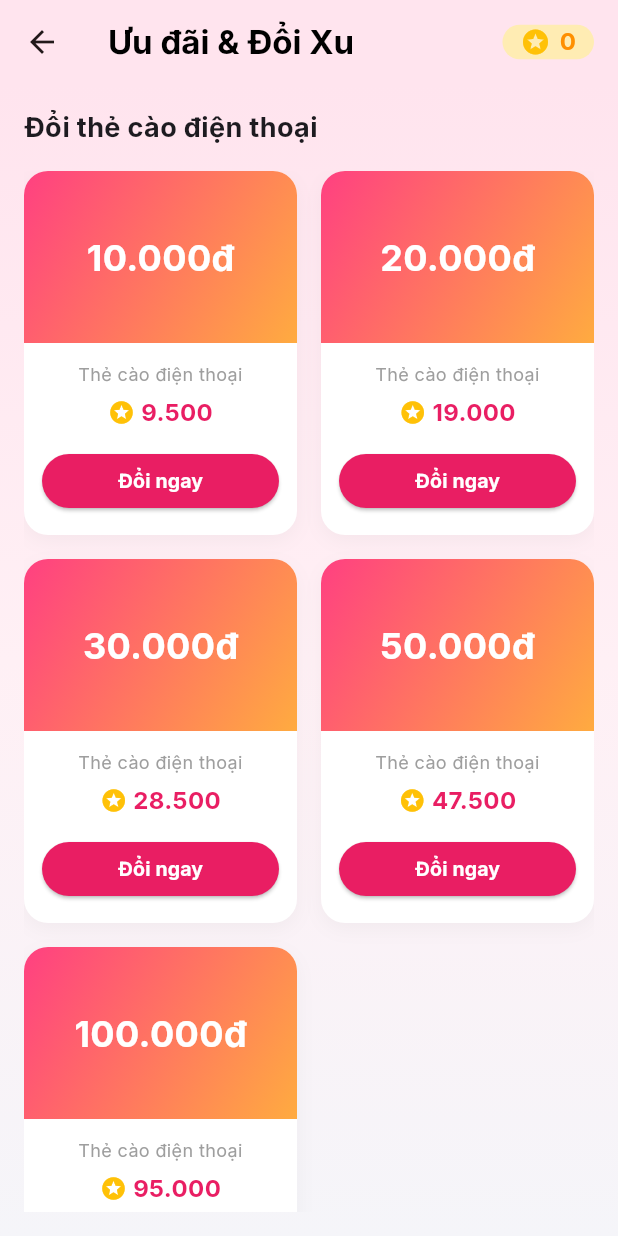
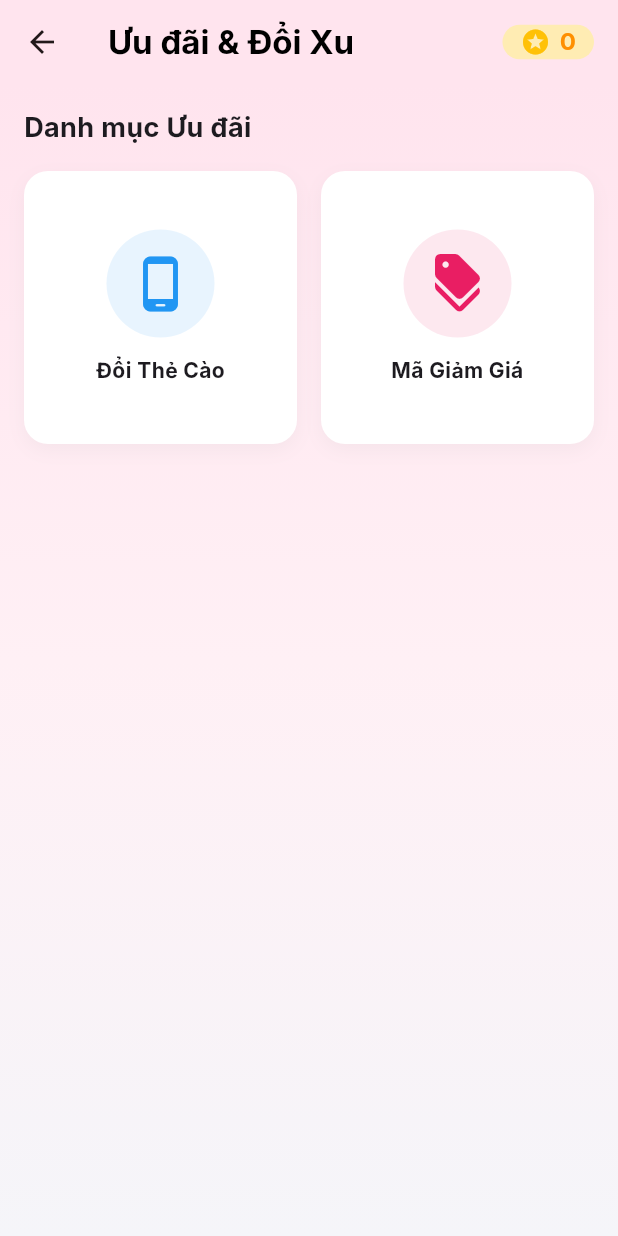
Before and after one commit to DoCaoNguyen/DATN-CDCNTT-2026-Final, a Flutter app: the OffersScreen screen opened directly with empty values, on a phone screen of 412 x 824 dp. Run offline on Flutter 3.47's test engine with Material 3 defaults, Android fonts, the phone set to English and light mode, and no system bars; our stand-ins replace camera, connectivity_plus, dio, firebase_core, firebase_messaging, flutter_contacts and 9 more; missing offline and left inert: dmrtd, flutter_nfc_kit, google_mlkit_face_detection, google_mlkit_text_recognition, local_auth_android, mobile_scanner and 1 more; accounts and stored records are empty.

Commit message:
feat: Redesign Offers UI and add Redeem Scratch Card Screen

```diff
--- a/wallet_app/lib/features/offers/screens/offers_screen.dart
+++ b/wallet_app/lib/features/offers/screens/offers_screen.dart
@@ -1,4 +1,5 @@
 import 'package:flutter/material.dart';
+import 'redeem_scratch_card_screen.dart';
 
 class OffersScreen extends StatelessWidget {
   final String token;
@@ -17,10 +18,10 @@ class OffersScreen extends StatelessWidget {
         RegExp(r'(\d{1,3})(?=(\d{3})+(?!\d))'), (Match m) => '${m[1]}.');
   }
 
-  Widget _buildCard(BuildContext context, int faceValue) {
-    final int requiredPoints = (faceValue * 0.95).toInt();
-
-    return Container(
+  Widget _buildOfferCategory(BuildContext context, String title, IconData icon, Color color, VoidCallback onTap) {
+    return GestureDetector(
+      onTap: onTap,
+      child: Container(
         decoration: BoxDecoration(
           color: Colors.white,
           borderRadius: BorderRadius.circular(16),
@@ -33,78 +34,27 @@ class OffersScreen extends StatelessWidget {
           ],
         ),
         child: Column(
-        crossAxisAlignment: CrossAxisAlignment.stretch,
+          mainAxisAlignment: MainAxisAlignment.center,
           children: [
-          Expanded(
-            child: Container(
-              decoration: const BoxDecoration(
-                gradient: LinearGradient(
-                  colors: [Colors.pinkAccent, Colors.orangeAccent],
-                  begin: Alignment.topLeft,
-                  end: Alignment.bottomRight,
+            Container(
+              padding: const EdgeInsets.all(16),
+              decoration: BoxDecoration(
+                color: color.withOpacity(0.1),
+                shape: BoxShape.circle,
               ),
-                borderRadius: BorderRadius.vertical(top: Radius.circular(16)),
+              child: Icon(icon, size: 40, color: color),
             ),
-              child: Center(
-                child: Text(
-                  '${_formatNumber(faceValue.toString())}đ',
+            const SizedBox(height: 12),
+            Text(
+              title,
               style: const TextStyle(
-                    color: Colors.white,
-                    fontSize: 24,
                 fontWeight: FontWeight.bold,
-                  ),
-                ),
-              ),
-            ),
-          ),
-          Padding(
-            padding: const EdgeInsets.all(12.0),
-            child: Column(
-              children: [
-                const Text(
-                  'Thẻ cào điện thoại',
-                  style: TextStyle(
-                    color: Colors.grey,
-                    fontSize: 12,
+                fontSize: 14,
               ),
               textAlign: TextAlign.center,
             ),
-                const SizedBox(height: 6),
-                Row(
-                  mainAxisAlignment: MainAxisAlignment.center,
-                  children: [
-                    const Icon(Icons.stars, color: Colors.amber, size: 18),
-                    const SizedBox(width: 4),
-                    Text(
-                      _formatNumber(requiredPoints.toString()),
-                      style: const TextStyle(
-                        fontWeight: FontWeight.bold,
-                        color: Colors.pink,
-                        fontSize: 16,
-                      ),
-                    ),
           ],
         ),
-                const SizedBox(height: 10),
-                ElevatedButton(
-                  onPressed: () {
-                    ScaffoldMessenger.of(context).showSnackBar(
-                      const SnackBar(content: Text('Tính năng đổi Xu đang được phát triển')),
-                    );
-                  },
-                  style: ElevatedButton.styleFrom(
-                    backgroundColor: Colors.pink,
-                    shape: RoundedRectangleBorder(
-                      borderRadius: BorderRadius.circular(20),
-                    ),
-                    minimumSize: const Size(double.infinity, 36),
-                  ),
-                  child: const Text('Đổi ngay', style: TextStyle(color: Colors.white, fontSize: 13, fontWeight: FontWeight.bold)),
-                ),
-              ],
-            ),
-          ),
-        ],
       ),
     );
   }
@@ -169,22 +119,45 @@ class OffersScreen extends StatelessWidget {
             crossAxisAlignment: CrossAxisAlignment.start,
             children: [
               const Text(
-                'Đổi thẻ cào điện thoại',
+                'Danh mục Ưu đãi',
                 style: TextStyle(fontSize: 18, fontWeight: FontWeight.bold),
               ),
               const SizedBox(height: 16),
               Expanded(
-                child: GridView.builder(
-                  gridDelegate: const SliverGridDelegateWithFixedCrossAxisCount(
+                child: GridView.count(
                   crossAxisCount: 2,
-                    childAspectRatio: 0.75,
+                  childAspectRatio: 1.0,
                   crossAxisSpacing: 16,
                   mainAxisSpacing: 16,
+                  children: [
+                    _buildOfferCategory(
+                      context,
+                      'Đổi Thẻ Cào',
+                      Icons.phone_android_rounded,
+                      Colors.blue,
+                      () {
+                        Navigator.push(
+                          context,
+                          MaterialPageRoute(
+                            builder: (_) => RedeemScratchCardScreen(
+                              loyaltyPoints: loyaltyPoints,
                             ),
-                  itemCount: cardValues.length,
-                  itemBuilder: (context, index) {
-                    return _buildCard(context, cardValues[index]);
+                          ),
+                        );
                       },
+                    ),
+                    _buildOfferCategory(
+                      context,
+                      'Mã Giảm Giá',
+                      Icons.discount_rounded,
+                      Colors.pink,
+                      () {
+                        ScaffoldMessenger.of(context).showSnackBar(
+                          const SnackBar(content: Text('Sắp ra mắt!')),
+                        );
+                      },
+                    ),
+                  ],
                 ),
               ),
             ],
```
Also changed, not shown: wallet_app/lib/features/offers/screens/redeem_scratch_card_screen.dart (added, +289 -0 lines). Lines whose indentation alone changed are shown as unchanged.
